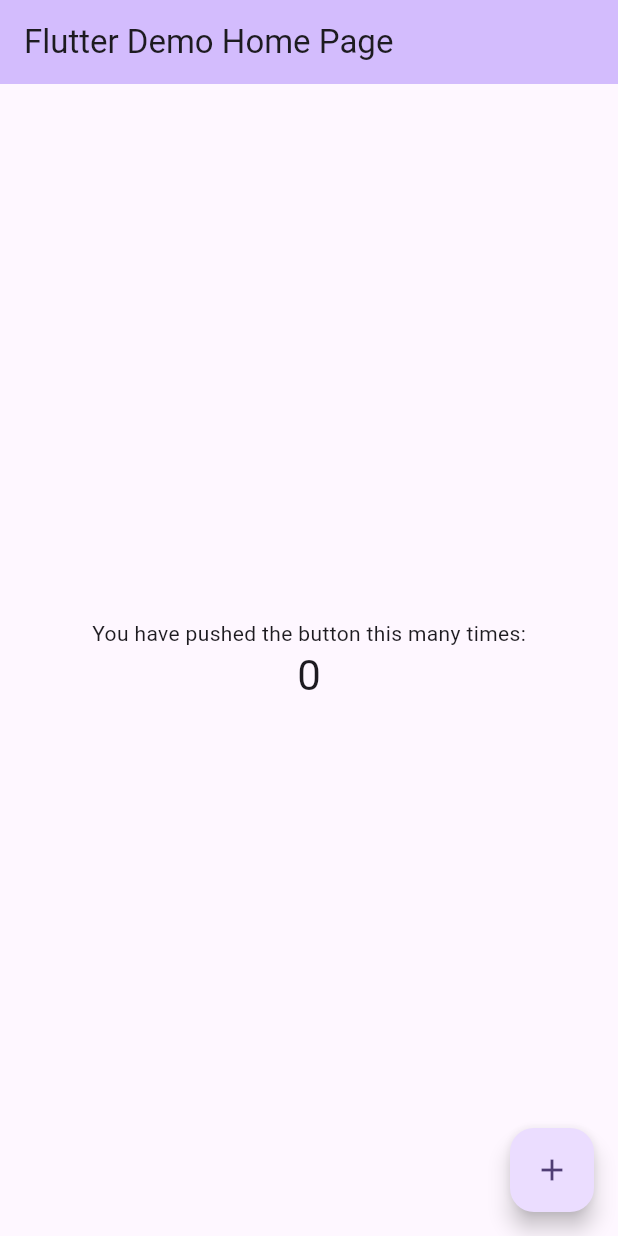
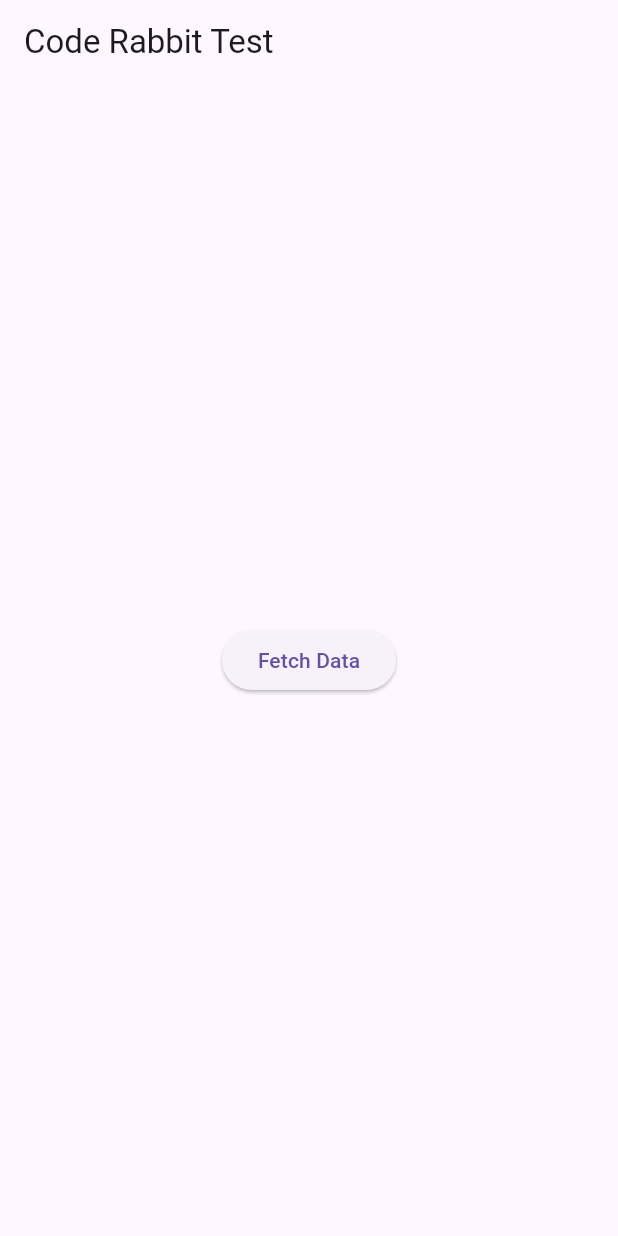
Before and after one commit to kashish8660/sonar_qube_demo, a Flutter app: the screen it shows after launch, on a phone screen of 412 x 824 dp. Run offline on Flutter 3.47's test engine with Material 3 defaults, Android fonts, the phone set to English and light mode, and no system bars.

Commit message:
adding some defects for sonar

```diff
--- a/lib/main.dart
+++ b/lib/main.dart
@@ -1,94 +1,52 @@
 import 'package:flutter/material.dart';
+import 'dart:convert';
+import 'package:http/http.dart' as http;
 
 void main() {
-  runApp(const MyApp());
+  runApp(MyApp());
 }
 
 class MyApp extends StatelessWidget {
-  const MyApp({super.key});
   @override
   Widget build(BuildContext context) {
     return MaterialApp(
-      title: 'Flutter Demo',
-      theme: ThemeData(
-        colorScheme: ColorScheme.fromSeed(seedColor: Colors.deepPurple),
-        useMaterial3: true,
-      ),
-      home: const MyHomePage(title: 'Flutter Demo Home Page'),
+      home: HomeScreen(),
     );
   }
 }
 
-class MyHomePage extends StatefulWidget {
-  const MyHomePage({super.key, required this.title});
+class HomeScreen extends StatelessWidget {
+  final String apiKey = "12345-SECRET-KEY";
 
-  final String title;
-
-  @override
-  State<MyHomePage> createState() => _MyHomePageState();
-}
-
-class _MyHomePageState extends State<MyHomePage> {
-  int _counter = 0;
-
-  void _incrementCounter() {
-    setState(() {
-      _counter++;
-    });
+  Future<void> fetchData() async {
+    final response = await http.get(Uri.parse("https://example.com/api?key=$apiKey"));
+    if (response.statusCode == 200) {
+      print("Success");
+    } else {
+      print("Error");
+    }
   }
 
   @override
   Widget build(BuildContext context) {
-    // This method is rerun every time setState is called, for instance as done
-    // by the _incrementCounter method above.
-    //
-    // The Flutter framework has been optimized to make rerunning build methods
-    // fast, so that you can just rebuild anything that needs updating rather
-    // than having to individually change instances of widgets.
+    String? name;
+
+    if (name != null) {
+      print("Name is not null");
+    } else {
+      if (name == null) {
+        print("Name is still null");
+      }
+    }
+
     return Scaffold(
-      appBar: AppBar(
-        // TRY THIS: Try changing the color here to a specific color (to
-        // Colors.amber, perhaps?) and trigger a hot reload to see the AppBar
-        // change color while the other colors stay the same.
-        backgroundColor: Theme.of(context).colorScheme.inversePrimary,
-        // Here we take the value from the MyHomePage object that was created by
-        // the App.build method, and use it to set our appbar title.
-        title: Text(widget.title),
-      ),
+      appBar: AppBar(title: Text("Code Rabbit Test")),
       body: Center(
-        // Center is a layout widget. It takes a single child and positions it
-        // in the middle of the parent.
-        child: Column(
-          // Column is also a layout widget. It takes a list of children and
-          // arranges them vertically. By default, it sizes itself to fit its
-          // children horizontally, and tries to be as tall as its parent.
-          //
-          // Column has various properties to control how it sizes itself and
-          // how it positions its children. Here we use mainAxisAlignment to
-          // center the children vertically; the main axis here is the vertical
-          // axis because Columns are vertical (the cross axis would be
-          // horizontal).
-          //
-          // TRY THIS: Invoke "debug painting" (choose the "Toggle Debug Paint"
-          // action in the IDE, or press "p" in the console), to see the
-          // wireframe for each widget.
-          mainAxisAlignment: MainAxisAlignment.center,
-          children: <Widget>[
-            const Text(
-              'You have pushed the button this many times:',
-            ),
-            Text(
-              '$_counter',
-              style: Theme.of(context).textTheme.headlineMedium,
-            ),
-          ],
+        child: ElevatedButton(
+          onPressed: fetchData,
+          child: Text("Fetch Data"),
         ),
       ),
-      floatingActionButton: FloatingActionButton(
-        onPressed: _incrementCounter,
-        tooltip: 'Increment',
-        child: const Icon(Icons.add),
-      ), // This trailing comma makes auto-formatting nicer for build methods.
     );
   }
 }
```
